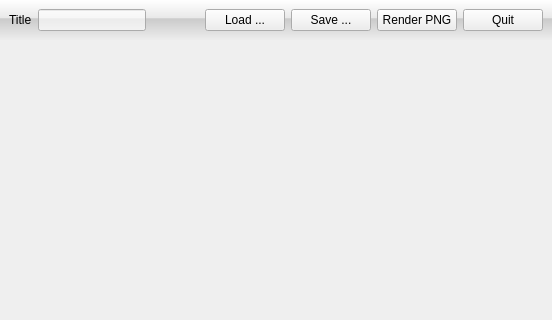
This is FotoWall.ui in enricoros/fotowall as Qt 5 draws it before an edit; both pictures show x 0 to 552 and y 0 to 320 of the 552 by 522 pixel window. The edited form follows.
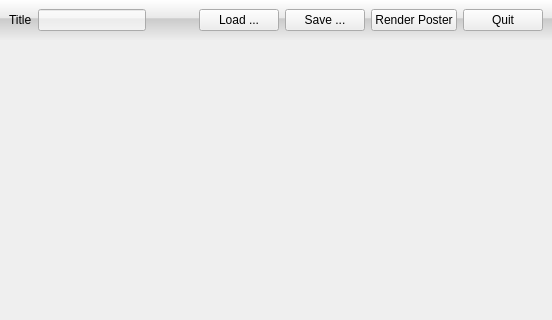
This is the edited form.

What changed in the file:
```diff
--- a/FotoWall.ui
+++ b/FotoWall.ui
@@ -228,7 +228,7 @@
          </palette>
         </property>
         <property name="text" >
-         <string>Render PNG</string>
+         <string>Render Poster</string>
         </property>
        </widget>
       </item>
```
Left out of the diff: 17 changed lines with no effect on the pictures.
